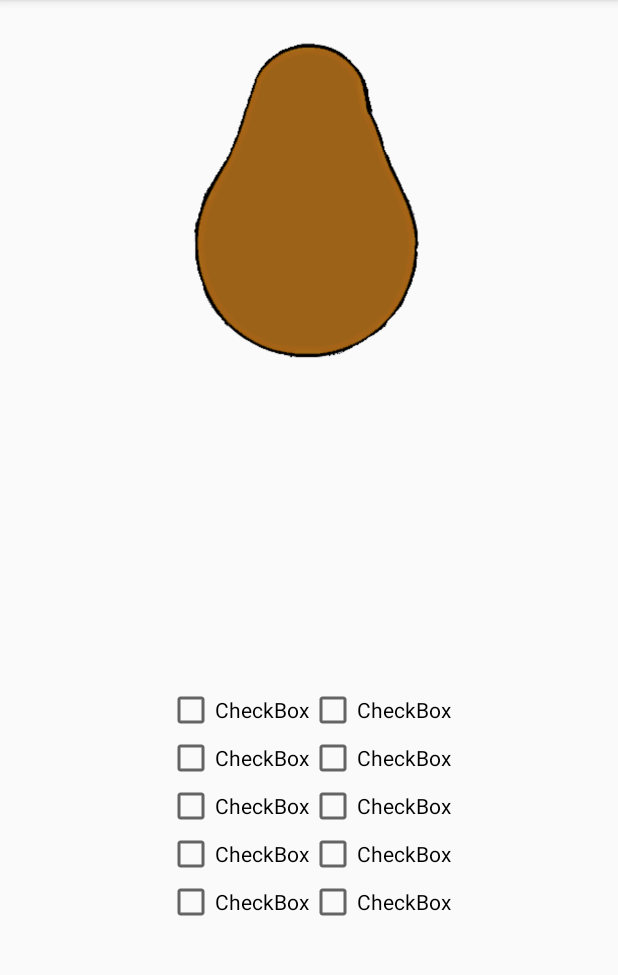
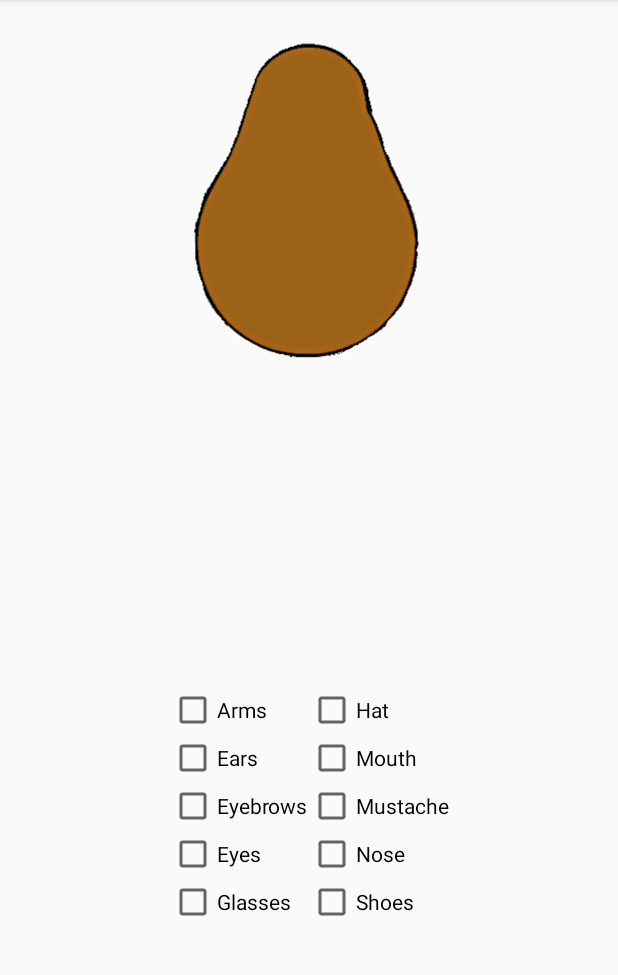
Before and after one commit to iiGamezzHN/Mr-Potatohead, an Android app: the screen it shows after launch (MainActivity), on a phone screen of 412 x 824 dp, the part 84-1059 px from its top. Run offline under Robolectric (Android 15) with nearby library versions, the phone set to English and light mode, and no system bars.

Commit message:
Ordered alphabetically, added ContentDescription and set tags.

```diff
--- a/app/src/main/res/layout/activity_main.xml
+++ b/app/src/main/res/layout/activity_main.xml
@@ -7,19 +7,57 @@
     tools:context=".MainActivity">
 
     <FrameLayout
-        android:id="@+id/frameLayout"
+        android:id="@+id/potatohead_layout"
         android:layout_width="246dp"
         android:layout_height="306dp"
+        android:layout_marginStart="8dp"
         android:layout_marginEnd="8dp"
-        android:layout_marginStart="8dp"
         app:layout_constraintEnd_toEndOf="parent"
         app:layout_constraintStart_toStartOf="parent"
         app:layout_constraintTop_toTopOf="parent">
 
         <ImageView
+            android:id="@+id/arms"
+            android:layout_width="wrap_content"
+            android:layout_height="wrap_content"
+            android:contentDescription="@string/arms"
+            android:tag="@string/arms"
+            android:visibility="invisible"
+            app:srcCompat="@drawable/arms" />
+
+        <ImageView
+            android:id="@+id/body"
+            android:layout_width="wrap_content"
+            android:layout_height="wrap_content"
+            android:contentDescription="@string/body"
+            android:tag="@string/body"
+            android:visibility="visible"
+            app:srcCompat="@drawable/body" />
+
+        <ImageView
+            android:id="@+id/ears"
+            android:layout_width="wrap_content"
+            android:layout_height="wrap_content"
+            android:contentDescription="@string/ears"
+            android:tag="@string/ears"
+            android:visibility="invisible"
+            app:srcCompat="@drawable/ears" />
+
+        <ImageView
+            android:id="@+id/eyebrows"
+            android:layout_width="wrap_content"
+            android:layout_height="wrap_content"
+            android:contentDescription="@string/eyebrows"
+            android:tag="@string/eyebrows"
+            android:visibility="invisible"
+            app:srcCompat="@drawable/eyebrows" />
+
+        <ImageView
             android:id="@+id/eyes"
             android:layout_width="wrap_content"
             android:layout_height="wrap_content"
+            android:contentDescription="@string/eyes"
+            android:tag="@string/eyes"
             android:visibility="invisible"
             app:srcCompat="@drawable/eyes" />
 
@@ -27,20 +65,26 @@
             android:id="@+id/glasses"
             android:layout_width="wrap_content"
             android:layout_height="wrap_content"
+            android:contentDescription="@string/glasses"
+            android:tag="@string/glasses"
             android:visibility="invisible"
             app:srcCompat="@drawable/glasses" />
 
         <ImageView
-            android:id="@+id/eyebrows"
+            android:id="@+id/hat"
             android:layout_width="wrap_content"
             android:layout_height="wrap_content"
+            android:contentDescription="@string/hat"
+            android:tag="@string/hat"
             android:visibility="invisible"
-            app:srcCompat="@drawable/eyebrows" />
+            app:srcCompat="@drawable/hat" />
 
         <ImageView
             android:id="@+id/mouth"
             android:layout_width="wrap_content"
             android:layout_height="wrap_content"
+            android:contentDescription="@string/mouth"
+            android:tag="@string/mouth"
             android:visibility="invisible"
             app:srcCompat="@drawable/mouth" />
 
@@ -48,142 +92,125 @@
             android:id="@+id/mustache"
             android:layout_width="wrap_content"
             android:layout_height="wrap_content"
+            android:contentDescription="@string/mustache"
+            android:tag="@string/mustache"
             android:visibility="invisible"
             app:srcCompat="@drawable/mustache" />
 
+
         <ImageView
-            android:id="@+id/hat"
+            android:id="@+id/nose"
             android:layout_width="wrap_content"
             android:layout_height="wrap_content"
+            android:contentDescription="@string/nose"
+            android:tag="@string/nose"
             android:visibility="invisible"
-            app:srcCompat="@drawable/hat" />
+            app:srcCompat="@drawable/nose" />
 
         <ImageView
             android:id="@+id/shoes"
             android:layout_width="wrap_content"
             android:layout_height="wrap_content"
+            android:contentDescription="@string/shoes"
+            android:tag="@string/shoes"
             android:visibility="invisible"
             app:srcCompat="@drawable/shoes" />
-
-        <ImageView
-            android:id="@+id/ears"
-            android:layout_width="wrap_content"
-            android:layout_height="wrap_content"
-            android:visibility="invisible"
-            app:srcCompat="@drawable/ears" />
-
-        <ImageView
-            android:id="@+id/nose"
-            android:layout_width="wrap_content"
-            android:layout_height="wrap_content"
-            android:visibility="invisible"
-            app:srcCompat="@drawable/nose" />
-
-        <ImageView
-            android:id="@+id/body"
-            android:layout_width="wrap_content"
-            android:layout_height="wrap_content"
-            android:visibility="visible"
-            app:srcCompat="@drawable/body" />
-
-        <ImageView
-            android:id="@+id/arms"
-            android:layout_width="wrap_content"
-            android:layout_height="wrap_content"
-            android:adjustViewBounds="false"
-            android:cropToPadding="false"
-            android:nestedScrollingEnabled="false"
-            android:visibility="invisible"
-            app:srcCompat="@drawable/arms" />
-
     </FrameLayout>
 
     <GridLayout
         android:layout_width="wrap_content"
         android:layout_height="wrap_content"
-        android:layout_marginBottom="8dp"
-        android:layout_marginEnd="8dp"
         android:layout_marginStart="8dp"
         android:layout_marginTop="8dp"
+        android:layout_marginEnd="8dp"
+        android:layout_marginBottom="8dp"
         android:columnCount="6"
         android:orientation="vertical"
         android:rowCount="5"
         app:layout_constraintBottom_toBottomOf="parent"
         app:layout_constraintEnd_toEndOf="parent"
         app:layout_constraintStart_toStartOf="parent"
-        app:layout_constraintTop_toBottomOf="@+id/frameLayout">
+        app:layout_constraintTop_toBottomOf="@+id/potatohead_layout">
 
         <CheckBox
-            android:id="@+id/checkBox13"
+            android:id="@+id/arms_checkbox"
             android:layout_width="wrap_content"
             android:layout_height="wrap_content"
             android:layout_columnWeight="1"
-            android:onClick="checkbox1Clicked"
-            android:text="@string/checkbox" />
+            android:onClick="toggle"
+            android:text="@string/arms" />
 
         <CheckBox
-            android:id="@+id/checkBox12"
+            android:id="@+id/ears_checkbox"
             android:layout_width="wrap_content"
             android:layout_height="wrap_content"
             android:layout_columnWeight="1"
-            android:onClick="checkbox2Clicked"
-            android:text="@string/checkbox" />
+            android:onClick="toggle"
+            android:text="@string/ears" />
 
         <CheckBox
-            android:id="@+id/checkBox15"
+            android:id="@+id/eyebrows_checkbox"
             android:layout_width="wrap_content"
             android:layout_height="wrap_content"
             android:layout_columnWeight="1"
-            android:text="CheckBox" />
+            android:onClick="toggle"
+            android:text="@string/eyebrows" />
 
         <CheckBox
-            android:id="@+id/checkBox14"
+            android:id="@+id/eyes_checkbox"
             android:layout_width="wrap_content"
             android:layout_height="wrap_content"
             android:layout_columnWeight="1"
-            android:text="CheckBox" />
+            android:onClick="toggle"
+            android:text="@string/eyes" />
 
         <CheckBox
-            android:id="@+id/checkBox11"
+            android:id="@+id/glasses_checkbox"
             android:layout_width="wrap_content"
             android:layout_height="wrap_content"
             android:layout_columnWeight="1"
-            android:text="CheckBox" />
+            android:onClick="toggle"
+            android:text="@string/glasses" />
 
         <CheckBox
-            android:id="@+id/checkBox17"
+            android:id="@+id/hat_checkbox"
             android:layout_width="wrap_content"
             android:layout_height="wrap_content"
             android:layout_columnWeight="1"
-            android:text="CheckBox" />
+            android:onClick="toggle"
+            android:text="@string/hat" />
 
         <CheckBox
-            android:id="@+id/checkBox16"
+            android:id="@+id/mouth_checkbox"
             android:layout_width="wrap_content"
             android:layout_height="wrap_content"
             android:layout_columnWeight="1"
-            android:text="CheckBox" />
+            android:onClick="toggle"
+            android:text="@string/mouth" />
 
         <CheckBox
-            android:id="@+id/checkBox19"
+            android:id="@+id/mustache_checkbox"
             android:layout_width="wrap_content"
             android:layout_height="wrap_content"
             android:layout_columnWeight="1"
-            android:text="CheckBox" />
+            android:onClick="toggle"
+            android:text="@string/mustache" />
 
         <CheckBox
-            android:id="@+id/checkBox18"
+            android:id="@+id/nose_checkbox"
             android:layout_width="wrap_content"
             android:layout_height="wrap_content"
             android:layout_columnWeight="1"
-            android:text="CheckBox" />
+            android:onClick="toggle"
+            android:text="@string/nose" />
 
         <CheckBox
-            android:id="@+id/checkBox20"
+            android:id="@+id/shoes_checkbox"
             android:layout_width="wrap_content"
             android:layout_height="wrap_content"
             android:layout_columnWeight="1"
-            android:text="CheckBox" />
+            android:onClick="toggle"
+            android:text="@string/shoes" />
     </GridLayout>
 
 </android.support.constraint.ConstraintLayout>
--- a/app/src/main/res/values/strings.xml
+++ b/app/src/main/res/values/strings.xml
@@ -1,4 +1,16 @@
 <resources>
     <string name="app_name">Mr Potato Head</string>
-    <string name="checkbox">CheckBox</string>
+
+    <!-- Body parts -->
+    <string name="arms">Arms</string>
+    <string name="body">Body</string>
+    <string name="ears">Ears</string>
+    <string name="eyebrows">Eyebrows</string>
+    <string name="eyes">Eyes</string>
+    <string name="glasses">Glasses</string>
+    <string name="hat">Hat</string>
+    <string name="mouth">Mouth</string>
+    <string name="mustache">Mustache</string>
+    <string name="nose">Nose</string>
+    <string name="shoes">Shoes</string>
 </resources>
```
